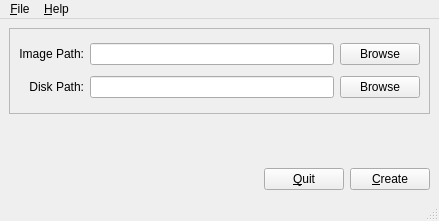
First picture: the form in staj-projeleri/puding/data/ui/qtMain.ui, repository pars-linux/uludag, before the edit.
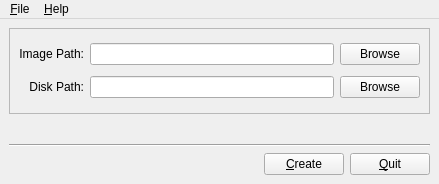
Second picture: the form after the edit. Icons and pictures are not drawn.

```diff
--- a/staj-projeleri/puding/data/ui/qtMain.ui
+++ b/staj-projeleri/puding/data/ui/qtMain.ui
@@ -7,7 +7,7 @@
     <x>0</x>
     <y>0</y>
     <width>439</width>
-    <height>221</height>
+    <height>184</height>
    </rect>
   </property>
   <property name="minimumSize">
@@ -104,6 +104,13 @@
       </property>
      </spacer>
     </item>
+    <item>
+     <widget class="Line" name="line">
+      <property name="orientation">
+       <enum>Qt::Horizontal</enum>
+      </property>
+     </widget>
+    </item>
     <item>
      <layout class="QHBoxLayout" name="horizontalLayout">
       <item>
@@ -119,17 +126,6 @@
         </property>
        </spacer>
       </item>
-      <item>
-       <widget class="QPushButton" name="button_quit">
-        <property name="text">
-         <string>&amp;Quit</string>
-        </property>
-        <property name="icon">
-         <iconset resource="../icons.qrc">
-          <normaloff>:/icons/images/exit.png</normaloff>:/icons/images/exit.png</iconset>
-        </property>
-       </widget>
-      </item>
       <item>
        <widget class="QPushButton" name="button_create">
         <property name="text">
@@ -141,6 +137,17 @@
         </property>
        </widget>
       </item>
+      <item>
+       <widget class="QPushButton" name="button_quit">
+        <property name="text">
+         <string>&amp;Quit</string>
+        </property>
+        <property name="icon">
+         <iconset resource="../icons.qrc">
+          <normaloff>:/icons/images/exit.png</normaloff>:/icons/images/exit.png</iconset>
+        </property>
+       </widget>
+      </item>
      </layout>
     </item>
    </layout>
@@ -169,7 +176,6 @@
    <addaction name="menuFile"/>
    <addaction name="menu_Help"/>
   </widget>
-  <widget class="QStatusBar" name="statusbar"/>
   <action name="actionQuit">
    <property name="icon">
     <iconset resource="../icons.qrc">
```
Left out of the diff: 2 changed lines with no effect on the pictures.
